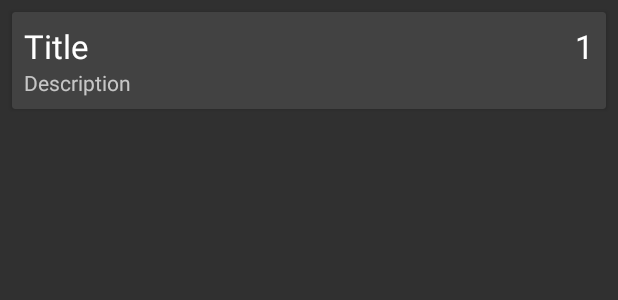
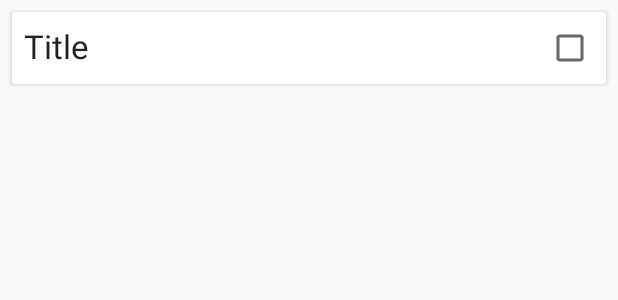
Before and after one commit to nirzonpop192/hisabee, an Android app: the layout row_item_repo.xml on its own in the app's theme, with its tools: preview values and no code run, on a phone screen of 412 x 824 dp. Shown: the top 300 px of the screen. Run offline under Robolectric (Android 15) with nearby library versions, the phone set to English and light mode, and no system bars.

Commit message:
bug solving

```diff
--- a/app/src/main/java/com/faisal/hiasbe/adpter/TodoPagingAdapter.kt
+++ b/app/src/main/java/com/faisal/hiasbe/adpter/TodoPagingAdapter.kt
@@ -41,9 +41,9 @@ class TodoPagingAdapter : PagingDataAdapter<Item, TodoPagingAdapter.RepoViewHold
     }
 
     class RepoViewHolder(val  binding:RowItemRepoBinding): RecyclerView.ViewHolder(binding.root){
-        val tvName=binding.tvName
+        val tvName=binding.tvTitle
         val tvStar=binding.tvStar
-        val tvDate = binding.tvDate
+
     }
 
     companion object{
--- a/app/src/main/java/com/faisal/hiasbe/data/local/TodoDao.kt
+++ b/app/src/main/java/com/faisal/hiasbe/data/local/TodoDao.kt
@@ -9,6 +9,9 @@ interface TodoDao {
     @Query("SELECT * FROM tbTodo")
     fun getToDoList() : List<Item>
 
+    @Query("SELECT COUNT(*) FROM tbTodo")
+    fun getCount() : Int
+
     @Insert(onConflict = OnConflictStrategy.REPLACE)
     suspend fun insert(repositoryItem: Item) : Long
 
--- a/app/src/main/java/com/faisal/hiasbe/data/local/TodoDataBase.kt
+++ b/app/src/main/java/com/faisal/hiasbe/data/local/TodoDataBase.kt
@@ -10,7 +10,7 @@ import javax.inject.Provider
 
 
 
-@Database(version = 1, entities = [Item::class])
+@Database(version = 2, entities = [Item::class])
 
 abstract class TodoDataBase : RoomDatabase() {
 
--- a/app/src/main/java/com/faisal/hiasbe/repository/HomeRepository.kt
+++ b/app/src/main/java/com/faisal/hiasbe/repository/HomeRepository.kt
@@ -41,6 +41,10 @@ class HomeRepository @Inject constructor(
         return dao.getToDoList()
     }
 
+    fun getCount():Int{
+        return dao.getCount()
+    }
+
     suspend fun deleteAllRepositories (){
         dao.deleteAll()
     }
--- a/app/src/main/java/com/faisal/hiasbe/ui/MainActivity.kt
+++ b/app/src/main/java/com/faisal/hiasbe/ui/MainActivity.kt
@@ -2,6 +2,7 @@ package com.faisal.hiasbe.ui
 
 import androidx.appcompat.app.AppCompatActivity
 import android.os.Bundle
+import androidx.appcompat.app.AppCompatDelegate
 import com.faisal.hiasbe.R
 import dagger.hilt.android.AndroidEntryPoint
 
@@ -10,5 +11,6 @@ class MainActivity : AppCompatActivity() {
     override fun onCreate(savedInstanceState: Bundle?) {
         super.onCreate(savedInstanceState)
         setContentView(R.layout.activity_main)
+        AppCompatDelegate.setDefaultNightMode(AppCompatDelegate.MODE_NIGHT_NO);
     }
 }
--- a/app/src/main/res/layout/fragment_add_item.xml
+++ b/app/src/main/res/layout/fragment_add_item.xml
@@ -39,7 +39,7 @@
             android:textSize="22dp"
 
             android:inputType="textPersonName"
-            android:textColor="#FFFFFF"
+
             android:hint="Title"
             android:textColorHint="#DFDFDF"
             android:ems="10"
--- a/app/src/main/res/layout/row_item_repo.xml
+++ b/app/src/main/res/layout/row_item_repo.xml
@@ -15,18 +15,18 @@
             android:layout_height="wrap_content"
             android:padding="8dp">
 
-            <TextView
+            <CheckBox
                 android:id="@+id/tv_star"
                 android:layout_width="wrap_content"
                 android:layout_height="wrap_content"
                 android:layout_alignParentEnd="true"
                 android:textAppearance="@style/TextAppearance.AppCompat.Large"
-                tools:text="1"
+
                 />
 
             <TextView
-                android:textColor="#fff"
-                android:id="@+id/tv_name"
+
+                android:id="@+id/tv_title"
                 android:layout_width="wrap_content"
                 android:layout_height="wrap_content"
                 android:layout_alignParentStart="true"
@@ -36,14 +36,6 @@
                 android:textAppearance="@style/TextAppearance.AppCompat.Large"
                 tools:text="Title" />
 
-            <TextView
-
-                android:id="@+id/tv_date"
-                android:layout_width="wrap_content"
-                android:layout_height="wrap_content"
-                android:layout_below="@id/tv_name"
-                tools:text="Description" />
-
         </RelativeLayout>
 
     </androidx.cardview.widget.CardView>
--- a/app/src/main/res/values/themes.xml
+++ b/app/src/main/res/values/themes.xml
@@ -1,6 +1,6 @@
 <resources xmlns:tools="http://schemas.android.com/tools">
     <!-- Base application theme. -->
-    <style name="Theme.Hiasbe" parent="Theme.AppCompat.NoActionBar">
+    <style name="Theme.Hiasbe" parent="Theme.AppCompat.Light.NoActionBar">
         <!-- Primary brand color. -->
         <item name="colorPrimary">@color/purple_500</item>
         <item name="colorPrimaryVariant">@color/purple_700</item>
```
Also changed, not shown: app/src/main/java/com/faisal/hiasbe/adpter/TodoNormalAdapter.kt (added, +51 -0 lines), app/src/main/java/com/faisal/hiasbe/ui/HomeFragment.kt (+17 -4 lines), app/src/main/java/com/faisal/hiasbe/view_model/HomeViewModel.kt (+21 -2 lines).
